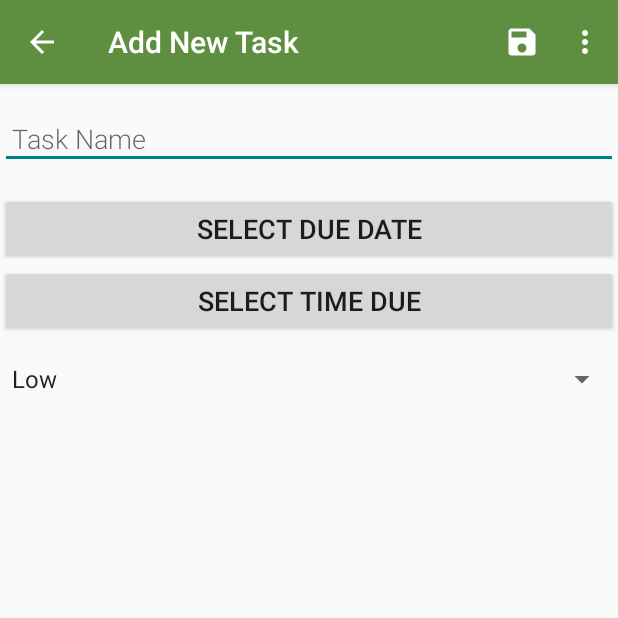
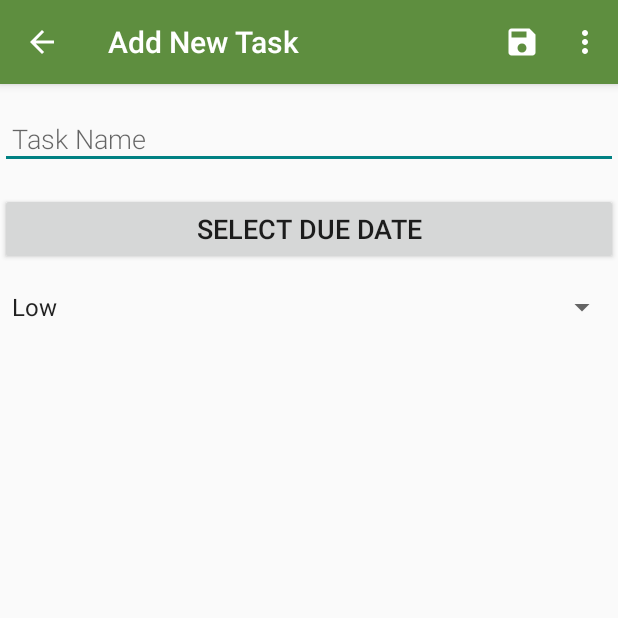
Before and after one commit to bayyatej/ToDo, an Android app: the screen it shows after launch (TaskEditorActivity), after a tap on an icon or button, on a phone screen of 412 x 824 dp, the top half of it. Run offline under Robolectric (Android 15) with nearby library versions, the phone set to English and light mode, and no system bars; our stand-ins replace Room's generated code.

Commit message:
only display time if date selected

```diff
--- a/ToDo/app/src/main/java/com/geterdone/android/todo/TaskEditorActivity.java
+++ b/ToDo/app/src/main/java/com/geterdone/android/todo/TaskEditorActivity.java
@@ -39,6 +39,7 @@ public class TaskEditorActivity extends AppCompatActivity implements DatePickerD
 	private EditText mTaskNameEditText;
 	private TextView mTaskDateTextView;
 	private TextView mTaskTimeTextView;
+	private Button mTaskTimeBtn;
 
 	private TaskViewModel mTaskViewModel;
 	private Calendar mCal;
@@ -70,15 +71,13 @@ public class TaskEditorActivity extends AppCompatActivity implements DatePickerD
 		mTaskNameEditText = findViewById(R.id.editor_task_name_edit_text);
 		mTaskDateTextView = findViewById(R.id.editor_task_date_text_view);
 		mTaskTimeTextView = findViewById(R.id.editor_task_time_text_view);
+		mTaskTimeBtn = findViewById(R.id.task_time_button);
 		Spinner mPrioritySpinner = findViewById(R.id.editor_task_priority_spinner);
 		Button taskDateBtn = findViewById(R.id.task_date_button);
-		Button taskTimeBtn = findViewById(R.id.task_time_button);
 		mCal = Calendar.getInstance(TimeZone.getDefault());
 		mAction = intent.getStringExtra("action");
 		mId = intent.getIntExtra("taskId", -1);
 		Task task = mTaskViewModel.getTaskById(mId);
-		mDateTime = task.getTaskDate();
-		mPriority = task.getPriority();
 		ArrayAdapter<CharSequence> spinnerAdapter = ArrayAdapter.createFromResource(this, R.array.editor_task_priority_array, android.R.layout.simple_spinner_item);
 
 		taskDateBtn.setOnClickListener(new View.OnClickListener()
@@ -90,7 +89,7 @@ public class TaskEditorActivity extends AppCompatActivity implements DatePickerD
 				datePickerFragment.show(getSupportFragmentManager(), "datePicker");
 			}
 		});
-		taskTimeBtn.setOnClickListener(new View.OnClickListener()
+		mTaskTimeBtn.setOnClickListener(new View.OnClickListener()
 		{
 			@Override
 			public void onClick(View v)
@@ -126,14 +125,16 @@ public class TaskEditorActivity extends AppCompatActivity implements DatePickerD
 					actionBar.setTitle("Add New Task");
 					break;
 				case "edit":
+					mDateTime = task.getTaskDate();
+					mPriority = task.getPriority();
+					mDateSet = true;
+					mTimeSet = true;
 					DateFormat dateFormatter = DateFormat.getDateInstance(DateFormat.MEDIUM);
 					dateFormatter.setTimeZone(TimeZone.getDefault());
 					DateFormat timeFormatter = DateFormat.getTimeInstance(DateFormat.SHORT);
 					timeFormatter.setTimeZone(TimeZone.getDefault());
 					mDateDisplayString = getDateString(dateFormatter);
 					mTimeDisplayString = getTimeString(timeFormatter);
-					mDateSet = true;
-					mTimeSet = true;
 					mPrioritySpinner.setSelection(mPriority, false);
 
 					actionBar.setTitle("Edit Task");
@@ -142,6 +143,7 @@ public class TaskEditorActivity extends AppCompatActivity implements DatePickerD
 					mTaskTimeTextView.setText(mTimeDisplayString);
 					mTaskDateTextView.setVisibility(View.VISIBLE);
 					mTaskTimeTextView.setVisibility(View.VISIBLE);
+					mTaskTimeBtn.setVisibility(View.VISIBLE);
 					break;
 				default:
 					break;
@@ -241,6 +243,10 @@ public class TaskEditorActivity extends AppCompatActivity implements DatePickerD
 		{
 			mTaskDateTextView.setVisibility(View.VISIBLE);
 		}
+		if (mTaskTimeBtn.getVisibility() == View.GONE)
+		{
+			mTaskTimeBtn.setVisibility(View.VISIBLE);
+		}
 	}
 
 	@Override
--- a/ToDo/app/src/main/res/layout/activity_task_editor.xml
+++ b/ToDo/app/src/main/res/layout/activity_task_editor.xml
@@ -56,7 +56,8 @@
         android:layout_width="match_parent"
         android:layout_height="wrap_content"
         android:text="@string/task_editor_select_time_due"
-        android:textSize="18sp" />
+        android:textSize="18sp"
+        android:visibility="gone" />
 
     <Spinner
         android:id="@+id/editor_task_priority_spinner"
```
